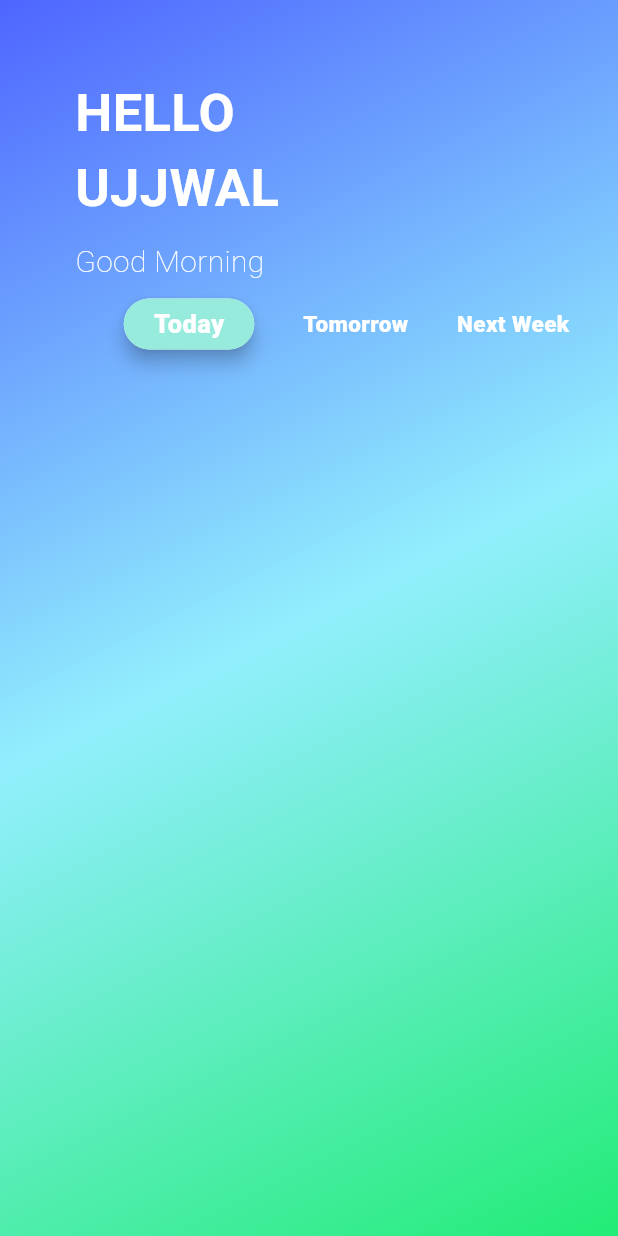
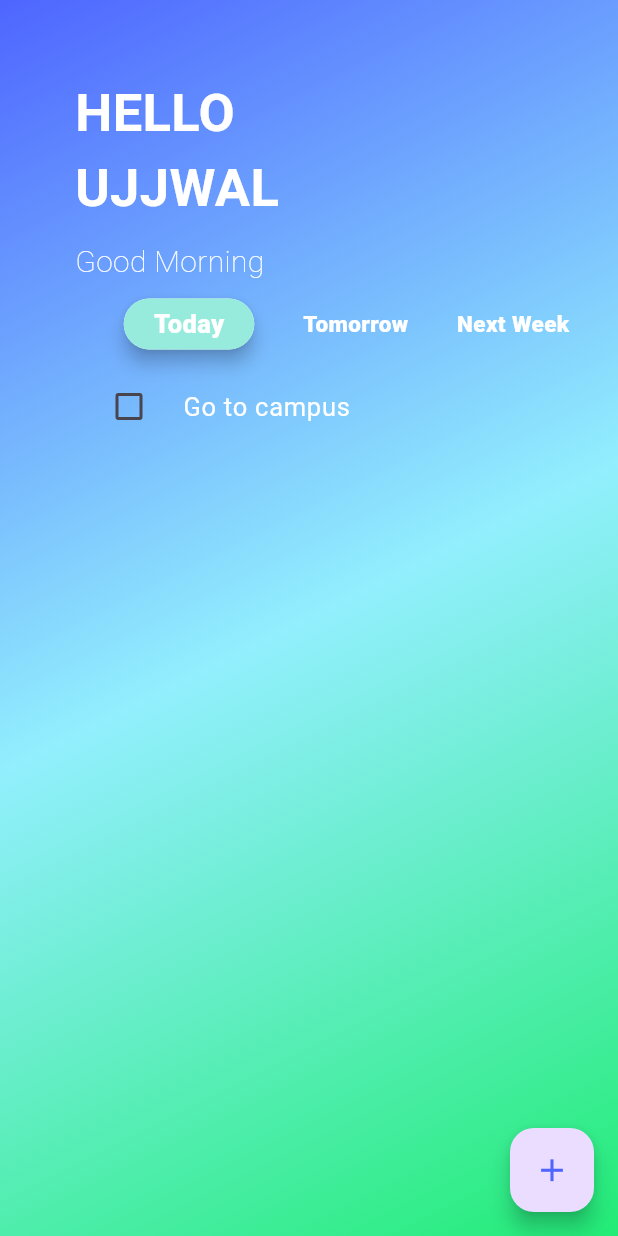
Before and after one commit to CaptainNayan199/Flutter-New-Projects, a Flutter app: the screen it shows after launch, on a phone screen of 412 x 824 dp. Run offline on Flutter 3.47's test engine with Material 3 defaults, Android fonts, the phone set to English and light mode, and no system bars.

```diff
--- a/todo_app/lib/pages/home.dart
+++ b/todo_app/lib/pages/home.dart
@@ -10,10 +10,16 @@ class Home extends StatefulWidget {
 }
 
 class _HomeState extends State<Home> {
-  bool today=true, tomorrow = false, next_week = false;
+  bool today = true, tomorrow = false, next_week = false;
+  bool suggest = false;
   @override
   Widget build(BuildContext context) {
     return Scaffold(
+      floatingActionButton: FloatingActionButton(
+        onPressed: () {},
+        child: Icon(Icons.add, color: Color(0xFF4E65FF), size: 25.0,),
+
+      ),
       body: Container(
         padding: EdgeInsets.only(top: 50.0, left: 50.0),
         height: MediaQuery.of(context).size.height,
@@ -53,12 +59,13 @@ class _HomeState extends State<Home> {
             Row(
               mainAxisAlignment: MainAxisAlignment.spaceEvenly,
               children: [
-                today? Material(
+                today
+                    ? Material(
                         elevation: 5.0,
                         borderRadius: BorderRadius.circular(20.0),
                         child: Container(
-                    padding:
-                        EdgeInsets.symmetric(vertical: 5.0, horizontal: 20.0),
+                          padding: EdgeInsets.symmetric(
+                              vertical: 5.0, horizontal: 20.0),
                           decoration: BoxDecoration(
                             color: Color.fromARGB(255, 150, 235, 221),
                             borderRadius: BorderRadius.circular(20.0),
@@ -71,14 +78,13 @@ class _HomeState extends State<Home> {
                                 fontWeight: FontWeight.w800),
                           ),
                         ),
-                ): GestureDetector(
+                      )
+                    : GestureDetector(
                         onTap: () {
                           today = true;
                           tomorrow = false;
                           next_week = false;
-                    setState(() {
-
-                    });
+                          setState(() {});
                         },
                         child: Text(
                           "Today",
@@ -88,12 +94,13 @@ class _HomeState extends State<Home> {
                               fontWeight: FontWeight.w800),
                         ),
                       ),
-                tomorrow? Material(
+                tomorrow
+                    ? Material(
                         elevation: 5.0,
                         borderRadius: BorderRadius.circular(20.0),
                         child: Container(
-                    padding:
-                        EdgeInsets.symmetric(vertical: 5.0, horizontal: 20.0),
+                          padding: EdgeInsets.symmetric(
+                              vertical: 5.0, horizontal: 20.0),
                           decoration: BoxDecoration(
                             color: Color.fromARGB(255, 150, 235, 221),
                             borderRadius: BorderRadius.circular(20.0),
@@ -106,14 +113,13 @@ class _HomeState extends State<Home> {
                                 fontWeight: FontWeight.w800),
                           ),
                         ),
-                ): GestureDetector(
+                      )
+                    : GestureDetector(
                         onTap: () {
                           today = false;
                           tomorrow = true;
                           next_week = false;
-                    setState(() {
-
-                    });
+                          setState(() {});
                         },
                         child: Text(
                           "Tomorrow",
@@ -123,12 +129,13 @@ class _HomeState extends State<Home> {
                               fontWeight: FontWeight.w800),
                         ),
                       ),
-                next_week? Material(
+                next_week
+                    ? Material(
                         elevation: 5.0,
                         borderRadius: BorderRadius.circular(20.0),
                         child: Container(
-                    padding:
-                        EdgeInsets.symmetric(vertical: 5.0, horizontal: 20.0),
+                          padding: EdgeInsets.symmetric(
+                              vertical: 5.0, horizontal: 20.0),
                           decoration: BoxDecoration(
                             color: Color.fromARGB(255, 150, 235, 221),
                             borderRadius: BorderRadius.circular(20.0),
@@ -141,14 +148,13 @@ class _HomeState extends State<Home> {
                                 fontWeight: FontWeight.w800),
                           ),
                         ),
-                ): GestureDetector(
+                      )
+                    : GestureDetector(
                         onTap: () {
                           today = false;
                           tomorrow = false;
                           next_week = true;
-                    setState(() {
-
-                    });
+                          setState(() {});
                         },
                         child: Text(
                           "Next Week",
@@ -160,6 +166,26 @@ class _HomeState extends State<Home> {
                       ),
               ],
             ),
+            SizedBox(
+              height: 10.0,
+            ),
+            CheckboxListTile(
+              activeColor: Color(0xFF279CFB),
+              title: Text(
+                "Go to campus",
+                style: TextStyle(
+                    fontSize: 17.0,
+                    color: Colors.white,
+                    fontWeight: FontWeight.w400),
+              ),
+              value: suggest,
+              onChanged: (newValue) {
+                setState(() {
+                  suggest = newValue!;
+                });
+              },
+              controlAffinity: ListTileControlAffinity.leading,
+            )
           ],
         ),
       ),
--- a/todo_app/pubspec.yaml
+++ b/todo_app/pubspec.yaml
@@ -30,7 +30,8 @@ environment:
 dependencies:
   flutter:
     sdk: flutter
-
+  firebase_core: ^3.0.0
+  cloud_firestore: ^5.0.0
 
   # The following adds the Cupertino Icons font to your application.
   # Use with the CupertinoIcons class for iOS style icons.
```
Also changed, not shown: todo_app/pubspec.lock, 5 other files. Lines whose indentation alone changed are shown as unchanged.
